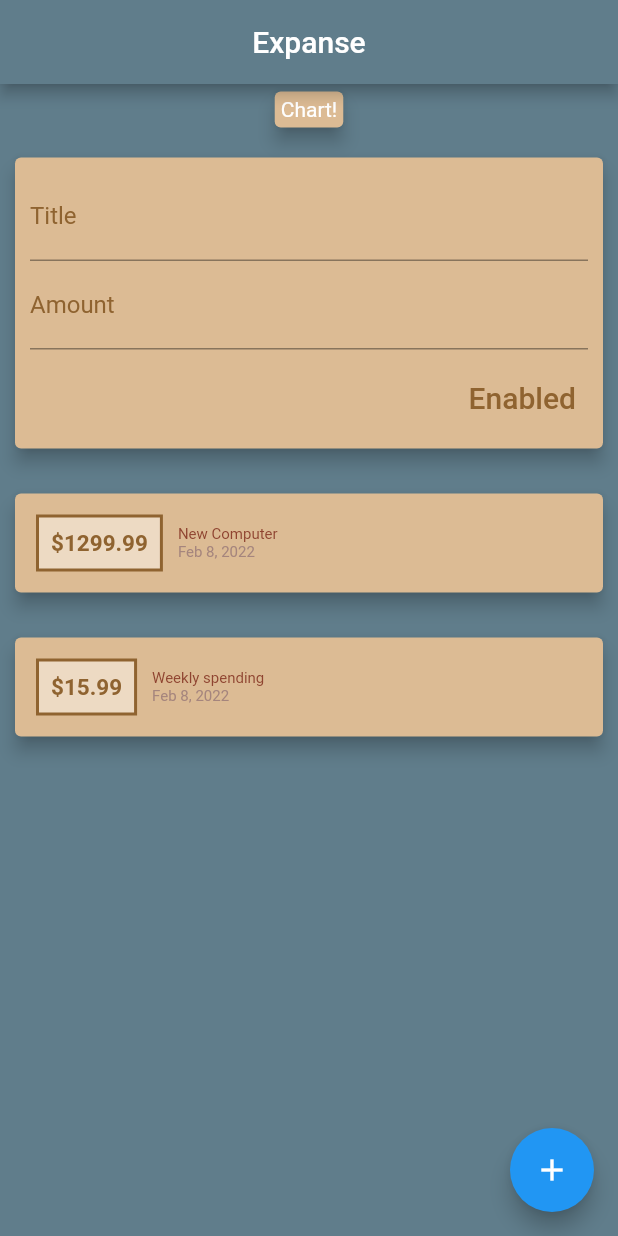
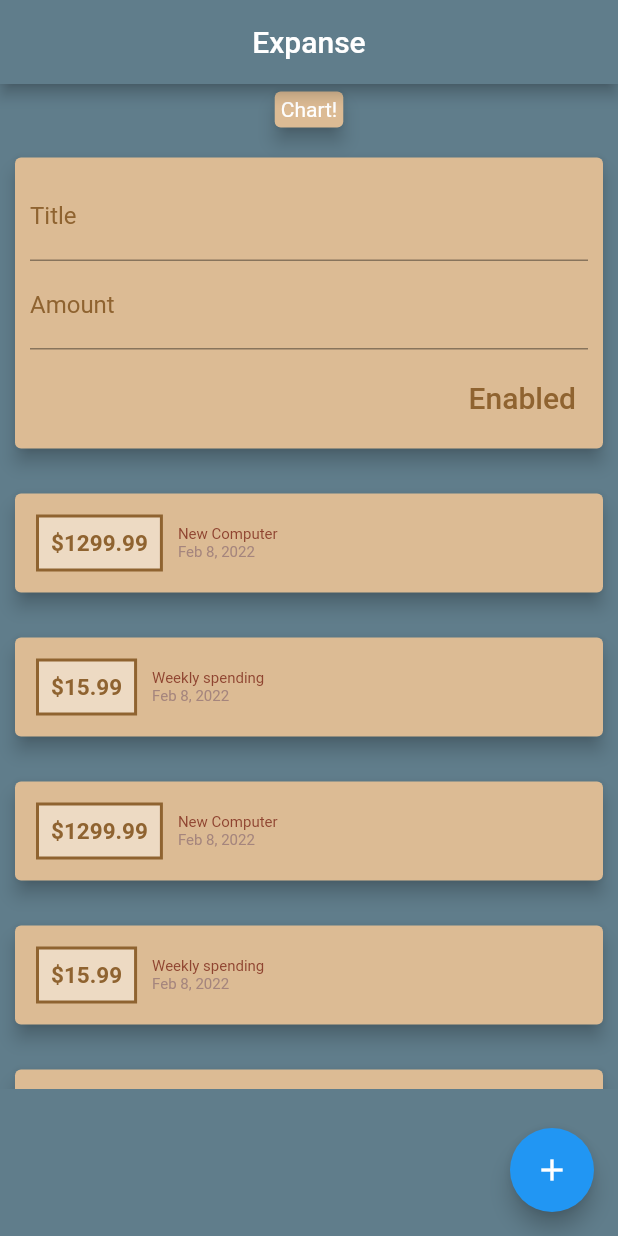
Before and after one commit to Blazer20/flutter_complete_guid_2, a Flutter app: the screen it shows after launch, after a tap on "Enabled", on a phone screen of 412 x 824 dp. Run offline on Flutter 3.47's test engine with Material 2 defaults, Android fonts, the phone set to English and light mode, and no system bars.

Commit message:
New Update

```diff
--- a/lib/main.dart
+++ b/lib/main.dart
@@ -1,11 +1,6 @@
-import 'dart:math';
 
-import 'package:flutter/foundation.dart';
 import 'package:flutter/material.dart';
-import 'package:flutter/services.dart';
-import 'package:flutter_complete_guide_2/widgets/TransactionList.dart';
-import 'package:intl/intl.dart';
-import 'model/Transaction.dart';
+import 'package:flutter_complete_guide_2/widgets/UserTransaction.dart';
 
 void main() {
   runApp(const MyApp());
@@ -50,8 +45,8 @@ class _MyHomePageState extends State<MyHomePage> {
       ),
       body: Column(
         crossAxisAlignment: CrossAxisAlignment.center,
-        children: <Widget>[
-          const Card(
+        children: const <Widget>[
+          Card(
             elevation: 5.0,
             margin: EdgeInsets.all(5.0),
             color: Color(0xFFDCBB94),
@@ -63,85 +58,7 @@ class _MyHomePageState extends State<MyHomePage> {
               ),
             ),
           ),
-          Card(
-            margin: const EdgeInsets.symmetric(
-              vertical: 15.0,
-              horizontal: 10.0,
-            ),
-            color: const Color(0xFFDCBB94),
-            elevation: 5.0,
-            child: Container(
-              padding: const EdgeInsets.all(10.0),
-              child: Column(
-                crossAxisAlignment: CrossAxisAlignment.end,
-                children: <Widget>[
-                  TextField(
-                    cursorColor: const Color(0xFF8F6330),
-                    decoration: const InputDecoration(
-                      labelText: 'Title',
-                      focusColor: Color(0xFF8F6330),
-                      labelStyle: TextStyle(
-                        color: Color(0xFF8F6330),
-                      ),
-                      disabledBorder: UnderlineInputBorder(
-                        borderSide: BorderSide(
-                          color: Color(0xFF8F6330),
-                        ),
-                      ),
-                      focusedBorder: UnderlineInputBorder(
-                        borderSide: BorderSide(
-                          color: Color(0xFF8F6330),
-                        ),
-                      ),
-                    ),
-                    controller: titleController,
-                  ),
-                  TextField(
-                    cursorColor: const Color(0xFF8F6330),
-                    decoration: const InputDecoration(
-                      labelText: 'Amount',
-                      focusColor: Color(0xFF8F6330),
-                      labelStyle: TextStyle(
-                        color: Color(0xFF8F6330),
-                      ),
-                      disabledBorder: UnderlineInputBorder(
-                        borderSide: BorderSide(
-                          color: Color(0xFF8F6330),
-                        ),
-                      ),
-                      focusedBorder: UnderlineInputBorder(
-                        borderSide: BorderSide(
-                          color: Color(0xFF8F6330),
-                        ),
-                      ),
-                    ),
-                    controller: amountController,
-                  ),
-                  Container(
-                    margin: const EdgeInsets.only(top: 8.0),
-                    child: TextButton(
-                      onPressed: () {
-                        if (kDebugMode) {
-                          print('Title: ' +
-                              titleController.text +
-                              ", Amount: " +
-                              amountController.text);
-                        }
-                      },
-                      child: const Text(
-                        'Enabled',
-                        style: TextStyle(
-                          color: Color(0xFF8F6330),
-                          fontSize: 20.0,
-                        ),
-                      ),
-                    ),
-                  ),
-                ],
-              ),
-            ),
-          ),
-          TransactionList(),
+          UserTransaction(),
         ],
       ),
       floatingActionButton: const FloatingActionButton(
--- /dev/null
+++ b/lib/widgets/AddTransaction.dart
@@ -0,0 +1,101 @@
+import 'package:flutter/material.dart';
+
+class AddTransaction extends StatelessWidget {
+  final titleController = TextEditingController();
+  final amountController = TextEditingController();
+  final Function(String, double) myAddNewTransaction;
+
+  AddTransaction({Key? key, required this.myAddNewTransaction})
+      : super(key: key);
+
+  void submitData() {
+    final enteredTitle = titleController.text;
+    final enteredAmount =
+        double.parse(amountController.text.replaceAll(RegExp(r'[^0-9]'), ''));
+
+    if(enteredTitle.isEmpty || enteredAmount == 0) return;
+
+    myAddNewTransaction(enteredTitle, enteredAmount);
+  }
+
+  @override
+  Widget build(BuildContext context) {
+    return Card(
+      margin: const EdgeInsets.symmetric(
+        vertical: 15.0,
+        horizontal: 10.0,
+      ),
+      color: const Color(0xFFDCBB94),
+      elevation: 5.0,
+      child: Container(
+        padding: const EdgeInsets.all(10.0),
+        child: Column(
+          crossAxisAlignment: CrossAxisAlignment.end,
+          children: <Widget>[
+            TextField(
+              cursorColor: const Color(0xFF8F6330),
+              keyboardType: TextInputType.number,
+              keyboardAppearance: Brightness.dark,
+              onSubmitted: (_) => submitData(),
+              decoration: const InputDecoration(
+                labelText: 'Title',
+                focusColor: Color(0xFF8F6330),
+                labelStyle: TextStyle(
+                  color: Color(0xFF8F6330),
+                ),
+                disabledBorder: UnderlineInputBorder(
+                  borderSide: BorderSide(
+                    color: Color(0xFF8F6330),
+                  ),
+                ),
+                focusedBorder: UnderlineInputBorder(
+                  borderSide: BorderSide(
+                    color: Color(0xFF8F6330),
+                  ),
+                ),
+              ),
+              controller: titleController,
+            ),
+            TextField(
+              cursorColor: const Color(0xFF8F6330),
+              keyboardType: TextInputType.number,
+              onSubmitted: (_) => submitData(),
+              keyboardAppearance: Brightness.dark,
+              decoration: const InputDecoration(
+                labelText: 'Amount',
+                focusColor: Color(0xFF8F6330),
+                labelStyle: TextStyle(
+                  color: Color(0xFF8F6330),
+                ),
+                disabledBorder: UnderlineInputBorder(
+                  borderSide: BorderSide(
+                    color: Color(0xFF8F6330),
+                  ),
+                ),
+                focusedBorder: UnderlineInputBorder(
+                  borderSide: BorderSide(
+                    color: Color(0xFF8F6330),
+                  ),
+                ),
+              ),
+              controller: amountController,
+            ),
+            Container(
+              margin: const EdgeInsets.only(top: 8.0),
+              child: TextButton(
+                child: const Text(
+                  'Enabled',
+                  style: TextStyle(
+                    color: Color(0xFF8F6330),
+                    fontSize: 20.0,
+                  ),
+                ),
+                onPressed: () => submitData(),
+              ),
+            ),
+          ],
+        ),
+      ),
+    );
+  }
+}
--- a/lib/widgets/TransactionList.dart
+++ b/lib/widgets/TransactionList.dart
@@ -2,34 +2,19 @@ import 'package:flutter/material.dart';
 import 'package:flutter_complete_guide_2/model/Transaction.dart';
 import 'package:intl/intl.dart';
 
-class TransactionList extends StatefulWidget {
-  const TransactionList({Key? key}) : super(key: key);
+class TransactionList extends StatelessWidget {
+  final List<Transaction> myTransactions;
 
-  @override
-  _TransactionListState createState() => _TransactionListState();
-}
-
-class _TransactionListState extends State<TransactionList> {
-  final List<Transaction> transactions = [
-    Transaction(
-      id: '1',
-      title: 'New Computer',
-      amount: 1299.99,
-      dateTime: DateTime.now(),
-    ),
-    Transaction(
-      id: '2',
-      title: 'Weekly spending',
-      amount: 15.99,
-      dateTime: DateTime.now(),
-    ),
-  ];
+  const TransactionList({Key? key, required this.myTransactions})
+      : super(key: key);
 
   @override
   Widget build(BuildContext context) {
-    return Column(
-      children: transactions.map(
-            (transaction) {
+    return Container(
+      height: MediaQuery.of(context).size.flipped.height,
+      child: ListView.builder(
+        itemCount: myTransactions.length,
+        itemBuilder: (context, position) {
           return Card(
             elevation: 5.0,
             margin: const EdgeInsets.symmetric(
@@ -53,7 +38,7 @@ class _TransactionListState extends State<TransactionList> {
                     margin: const EdgeInsets.all(10.0),
                     padding: const EdgeInsets.all(8.0),
                     child: Text(
-                      "\$" + transaction.amount.toString(),
+                      "\$" + myTransactions[position].amount.toString(),
                       style: const TextStyle(
                         color: Color(0xFF8F6330),
                         fontWeight: FontWeight.bold,
@@ -65,12 +50,12 @@ class _TransactionListState extends State<TransactionList> {
                     crossAxisAlignment: CrossAxisAlignment.start,
                     children: <Widget>[
                       Text(
-                        transaction.title,
+                        myTransactions[position].title,
                         style: const TextStyle(
                             color: Color(0xFF8F4430), fontSize: 10.0),
                       ),
                       Text(
-                        DateFormat.yMMMd().format(transaction.dateTime),
+                        DateFormat.yMMMd().format(myTransactions[position].dateTime),
                         style: const TextStyle(
                           color: Color(0xFFA5857D),
                           fontSize: 10.0,
@@ -83,7 +68,7 @@ class _TransactionListState extends State<TransactionList> {
             ),
           );
         },
-      ).toList(),
+      ),
     );
   }
 }
--- /dev/null
+++ b/lib/widgets/UserTransaction.dart
@@ -0,0 +1,83 @@
+import 'dart:developer';
+
+import 'package:flutter/material.dart';
+import 'package:flutter_complete_guide_2/model/Transaction.dart';
+import 'package:flutter_complete_guide_2/widgets/AddTransaction.dart';
+import 'package:flutter_complete_guide_2/widgets/TransactionList.dart';
+
+class UserTransaction extends StatefulWidget {
+  const UserTransaction({Key? key}) : super(key: key);
+
+  @override
+  _UserTransactionState createState() => _UserTransactionState();
+}
+
+class _UserTransactionState extends State<UserTransaction> {
+  final List<Transaction> transactions = [
+    Transaction(
+      id: '1',
+      title: 'New Computer',
+      amount: 1299.99,
+      dateTime: DateTime.now(),
+    ),
+    Transaction(
+      id: '2',
+      title: 'Weekly spending',
+      amount: 15.99,
+      dateTime: DateTime.now(),
+    ),
+    Transaction(
+      id: '1',
+      title: 'New Computer',
+      amount: 1299.99,
+      dateTime: DateTime.now(),
+    ),
+    Transaction(
+      id: '2',
+      title: 'Weekly spending',
+      amount: 15.99,
+      dateTime: DateTime.now(),
+    ),
+    Transaction(
+      id: '1',
+      title: 'New Computer',
+      amount: 1299.99,
+      dateTime: DateTime.now(),
+    ),
+    Transaction(
+      id: '2',
+      title: 'Weekly spending',
+      amount: 15.99,
+      dateTime: DateTime.now(),
+    ),
+  ];
+
+  void _addNewTransaction(String title, double amount) {
+    final newTransaction = Transaction(
+      id: DateTime.now().toString(),
+      title: title,
+      amount: amount,
+      dateTime: DateTime.now(),
+    );
+
+    log("before " + transactions.length.toString());
+    setState(() {
+      transactions.add(newTransaction);
+    });
+    log("after " + transactions.length.toString());
+  }
+
+  @override
+  Widget build(BuildContext context) {
+    return Column(
+      children: <Widget>[
+        AddTransaction(
+          myAddNewTransaction: _addNewTransaction,
+        ),
+        TransactionList(
+          myTransactions: transactions,
+        ),
+      ],
+    );
+  }
+}
```
